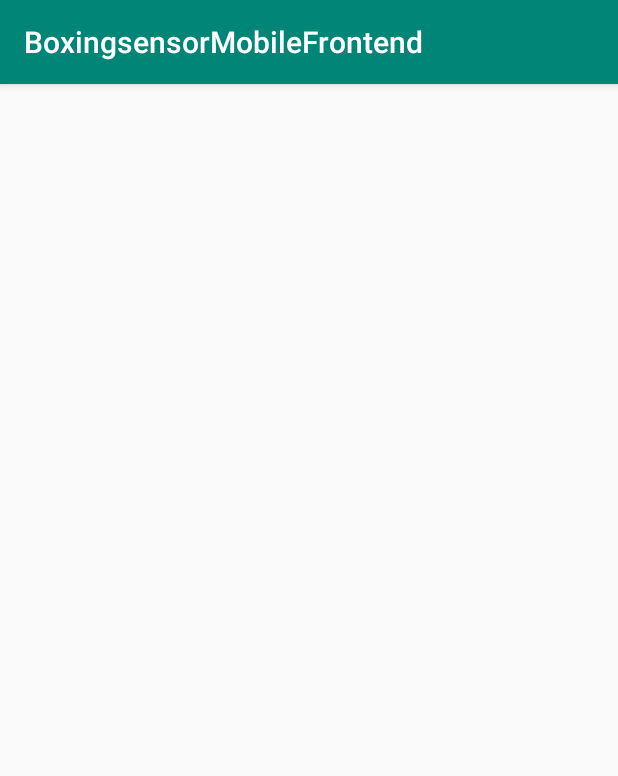
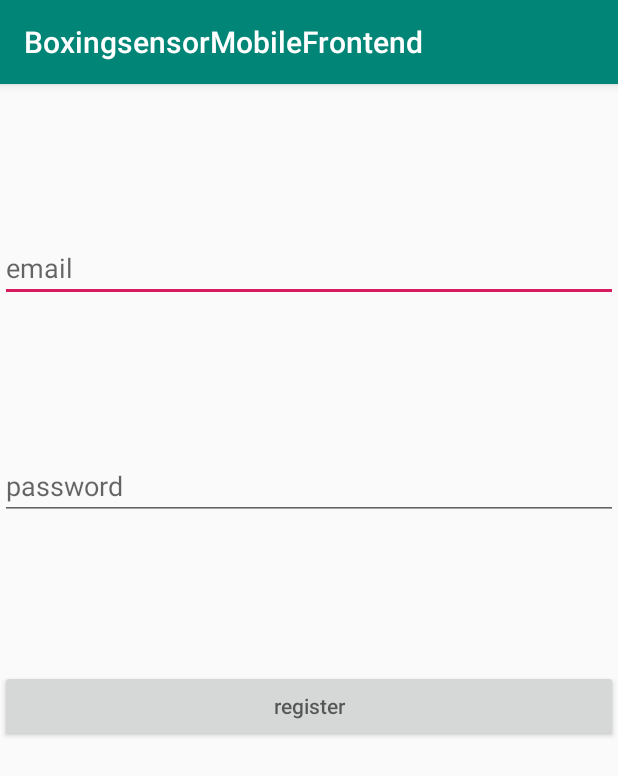
Before and after one commit to Gianni2U/BoxingSensorMobileFrontend, an Android app: the RegisterActivity screen opened directly, with no data from a screen before it, on a phone screen of 412 x 824 dp. Shown: the top 776 px of the screen. Run offline under Robolectric (Android 15) with nearby library versions, the phone set to English and light mode, and no system bars; our stand-ins replace Firebase (no records; nobody signed in at launch, a user with empty details on screens opened directly).

Commit message:
Functional email/password registration page linked with firebase

```diff
--- a/app/build.gradle
+++ b/app/build.gradle
@@ -1,4 +1,5 @@
 apply plugin: 'com.android.application'
+apply plugin: 'com.google.gms.google-services'
 
 android {
     compileSdkVersion 29
@@ -23,6 +24,7 @@ dependencies {
     implementation fileTree(dir: 'libs', include: ['*.jar'])
     implementation 'androidx.appcompat:appcompat:1.0.2'
     implementation 'androidx.constraintlayout:constraintlayout:1.1.3'
+    implementation 'com.google.firebase:firebase-auth:16.0.5'
     testImplementation 'junit:junit:4.12'
     androidTestImplementation 'androidx.test:runner:1.1.1'
     androidTestImplementation 'androidx.test.espresso:espresso-core:3.1.1'
--- a/app/src/main/java/com/gianni/boxingsensormobilefrontend/RegisterActivity.java
+++ b/app/src/main/java/com/gianni/boxingsensormobilefrontend/RegisterActivity.java
@@ -1,14 +1,68 @@
 package com.gianni.boxingsensormobilefrontend;
 
+import androidx.annotation.NonNull;
 import androidx.appcompat.app.AppCompatActivity;
 
 import android.os.Bundle;
+import android.text.TextUtils;
+import android.view.View;
+import android.widget.Button;
+import android.widget.EditText;
+import android.widget.Toast;
+
+import com.google.android.gms.tasks.OnCompleteListener;
+import com.google.android.gms.tasks.Task;
+import com.google.firebase.auth.AuthResult;
+import com.google.firebase.auth.FirebaseAuth;
 
 public class RegisterActivity extends AppCompatActivity {
+
+    private EditText email;
+    private EditText password;
+    private Button register;
+
+    private FirebaseAuth auth;
+
 
     @Override
     protected void onCreate(Bundle savedInstanceState) {
         super.onCreate(savedInstanceState);
         setContentView(R.layout.activity_register);
+
+        email = findViewById(R.id.email);
+        password = findViewById(R.id.password);
+        register = findViewById(R.id.register);
+
+        auth = FirebaseAuth.getInstance();
+
+        register.setOnClickListener(new View.OnClickListener() {
+            @Override
+            public void onClick(View v) {
+                String txt_email = email.getText().toString();
+                String txt_password = password.getText().toString();
+
+                if (TextUtils.isEmpty(txt_email) || TextUtils.isEmpty(txt_password)){
+                    Toast.makeText(RegisterActivity.this , "Empty credentials!"  , Toast.LENGTH_SHORT).show();
+                } else if (txt_password.length() < 6){
+                    Toast.makeText(RegisterActivity.this, "Password too short" , Toast.LENGTH_SHORT).show();
+                } else {
+                    registerUser(txt_email, txt_password);
+                }
+            }
+        });
+    }
+
+    private void registerUser(String email, String password) {
+
+        auth.createUserWithEmailAndPassword(email, password).addOnCompleteListener(RegisterActivity.this, new OnCompleteListener<AuthResult>() {
+            @Override
+            public void onComplete(@NonNull Task<AuthResult> task) {
+                if (task.isSuccessful()){
+                    Toast.makeText(RegisterActivity.this, "User was registered successfully", Toast.LENGTH_SHORT).show();
+                } else {
+                    Toast.makeText(RegisterActivity.this, "Registration failed!", Toast.LENGTH_SHORT).show();
+                }
+            }
+        });
     }
 }
--- a/app/src/main/res/layout/activity_register.xml
+++ b/app/src/main/res/layout/activity_register.xml
@@ -1,9 +1,32 @@
 <?xml version="1.0" encoding="utf-8"?>
-<androidx.constraintlayout.widget.ConstraintLayout xmlns:android="http://schemas.android.com/apk/res/android"
+<RelativeLayout xmlns:android="http://schemas.android.com/apk/res/android"
     xmlns:app="http://schemas.android.com/apk/res-auto"
     xmlns:tools="http://schemas.android.com/tools"
     android:layout_width="match_parent"
     android:layout_height="match_parent"
     tools:context=".RegisterActivity">
 
-</androidx.constraintlayout.widget.ConstraintLayout>
+    <EditText
+        android:layout_width="match_parent"
+        android:layout_height="wrap_content"
+        android:hint="email"
+        android:id="@+id/email"
+        android:layout_marginTop="100dp" />
+    <EditText
+        android:layout_width="match_parent"
+        android:layout_height="wrap_content"
+        android:layout_below="@+id/email"
+        android:hint="password"
+        android:id="@+id/password"
+        android:layout_marginTop="100dp" />
+
+    <Button
+        android:id="@+id/register"
+        android:layout_width="match_parent"
+        android:layout_height="wrap_content"
+        android:layout_below="@+id/password"
+        android:layout_marginTop="100dp"
+        android:hint="register" />
+
+
+</RelativeLayout>
--- a/build.gradle
+++ b/build.gradle
@@ -8,6 +8,7 @@ buildscript {
     }
     dependencies {
         classpath 'com.android.tools.build:gradle:3.5.0'
+        classpath 'com.google.gms:google-services:4.2.0'
 
         // NOTE: Do not place your application dependencies here; they belong
         // in the individual module build.gradle files
```
Also changed, not shown: app/src/main/java/com/gianni/boxingsensormobilefrontend/MainActivity.java (+18 -0 lines).
